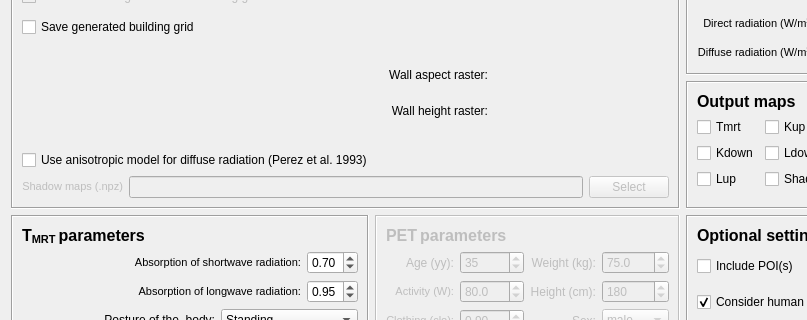
This is SOLWEIG/solweig_dialog_base.ui in UMEP-dev/UMEP as Qt 5 draws it before an edit; both pictures show x 0 to 807 and y 331 to 651 of the 1262 by 758 pixel window. The edited form follows.
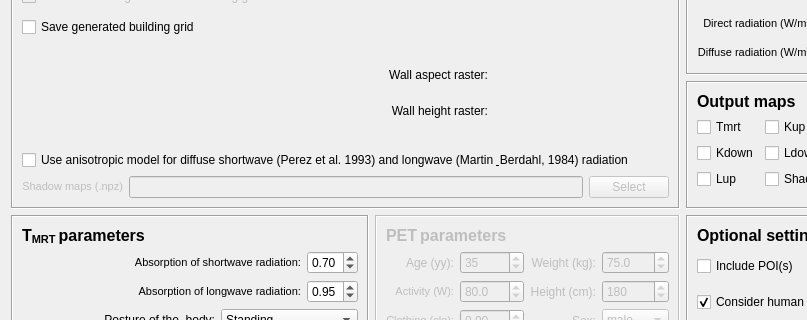
This is the edited form.

Patch:
```diff
--- a/SOLWEIG/solweig_dialog_base.ui
+++ b/SOLWEIG/solweig_dialog_base.ui
@@ -9,7 +9,7 @@
    <rect>
     <x>0</x>
     <y>0</y>
-    <width>1184</width>
+    <width>1172</width>
     <height>758</height>
    </rect>
   </property>
@@ -1406,19 +1406,6 @@
         </property>
        </widget>
       </item>
-      <item row="17" column="0" colspan="4">
-       <widget class="QCheckBox" name="checkBoxPerez">
-        <property name="enabled">
-         <bool>true</bool>
-        </property>
-        <property name="toolTip">
-         <string>&lt;html&gt;&lt;head/&gt;&lt;body&gt;&lt;p&gt;Tick this in if you want treat the diffuse shortwave sky as anisotrophic.&lt;/p&gt;&lt;/body&gt;&lt;/html&gt;</string>
-        </property>
-        <property name="text">
-         <string>Use anisotropic model for diffuse radiation (Perez et al. 1993)</string>
-        </property>
-       </widget>
-      </item>
       <item row="1" column="6">
        <widget class="QWidget" name="widgetDSM" native="true">
         <property name="minimumSize">
@@ -1507,6 +1494,19 @@
         </item>
        </layout>
       </item>
+      <item row="17" column="0" colspan="7">
+       <widget class="QCheckBox" name="checkBoxPerez">
+        <property name="enabled">
+         <bool>true</bool>
+        </property>
+        <property name="toolTip">
+         <string>&lt;html&gt;&lt;head/&gt;&lt;body&gt;&lt;p&gt;Tick this in if you want treat the diffuse shortwave sky as anisotrophic.&lt;/p&gt;&lt;/body&gt;&lt;/html&gt;</string>
+        </property>
+        <property name="text">
+         <string>Use anisotropic model for diffuse shortwave (Perez et al. 1993) and longwave (Martin &amp; Berdahl, 1984) radiation</string>
+        </property>
+       </widget>
+      </item>
      </layout>
     </widget>
    </item>
```
